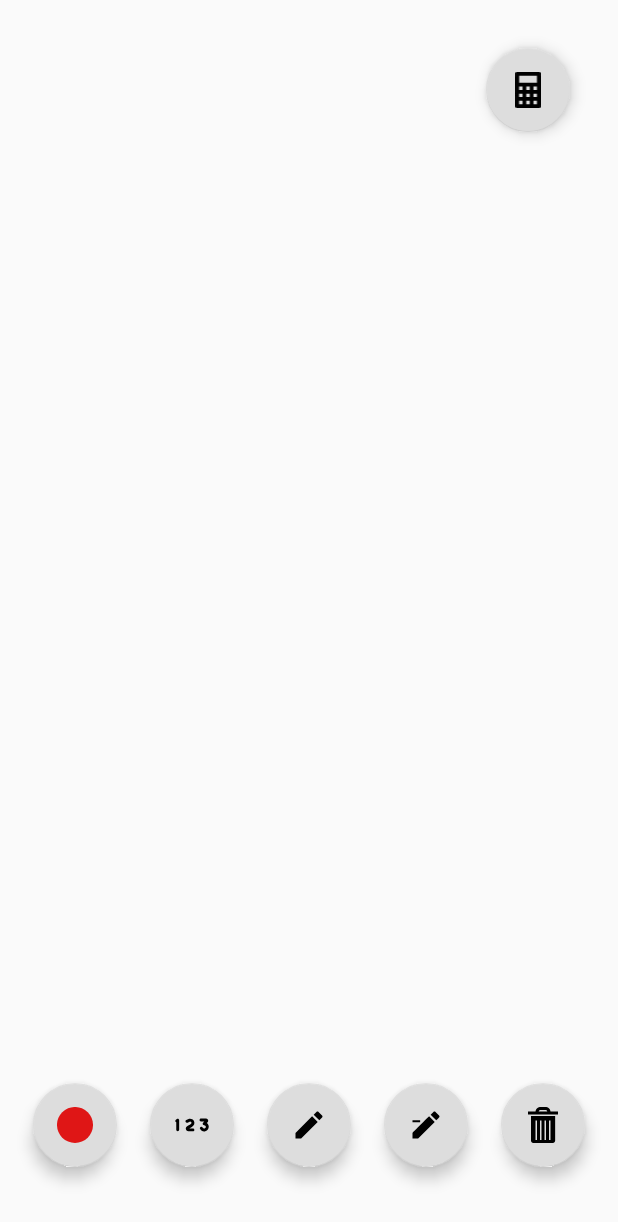
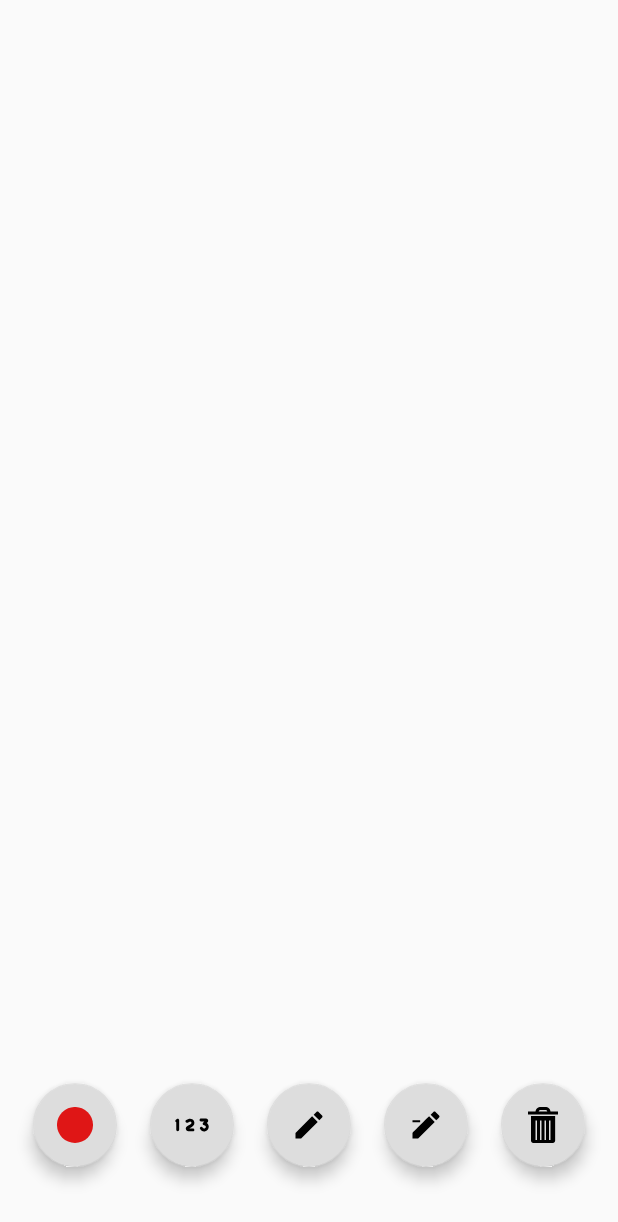
Before and after one commit to mikelarshin/GeoSolve, an Android app: the screen it shows after launch (MainActivity), on a phone screen of 412 x 824 dp. Shown: the top 1222 px of the screen. Run offline under Robolectric (Android 15) with nearby library versions, the phone set to English and light mode, and no system bars; libraries missing offline, so code that uses them is left out: moxy.ktx.moxyPresenter; 13 statements that could not run were skipped.

Commit message:
[ui\layout] Remove calc button

```diff
--- a/app/src/main/res/layout/fragment_canvas.xml
+++ b/app/src/main/res/layout/fragment_canvas.xml
@@ -1,7 +1,6 @@
 <?xml version="1.0" encoding="utf-8"?>
 <androidx.constraintlayout.widget.ConstraintLayout xmlns:android="http://schemas.android.com/apk/res/android"
     xmlns:app="http://schemas.android.com/apk/res-auto"
-    xmlns:tools="http://schemas.android.com/tools"
     android:layout_width="match_parent"
     android:layout_height="match_parent">
 
@@ -9,15 +8,6 @@
         android:id="@+id/canvas"
         android:layout_width="match_parent"
         android:layout_height="match_parent" />
-
-    <com.google.android.material.floatingactionbutton.FloatingActionButton
-        android:id="@+id/calc_button"
-        android:layout_width="wrap_content"
-        android:layout_height="wrap_content"
-        android:layout_margin="32dp"
-        app:layout_constraintEnd_toEndOf="parent"
-        app:layout_constraintTop_toTopOf="parent"
-        app:srcCompat="@drawable/ic_calculator" />
 
     <com.google.android.material.floatingactionbutton.FloatingActionButton
         android:id="@+id/mark_mode_button"
```
